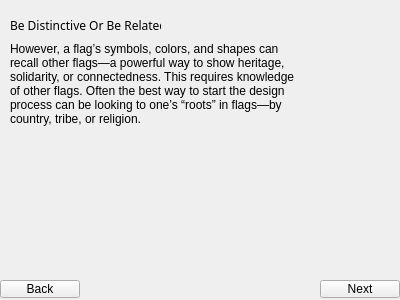
Before: the Qt Designer form bedistinctiveorrelatedlesson.ui in zxjorge/EDApp, drawn with Qt 5.
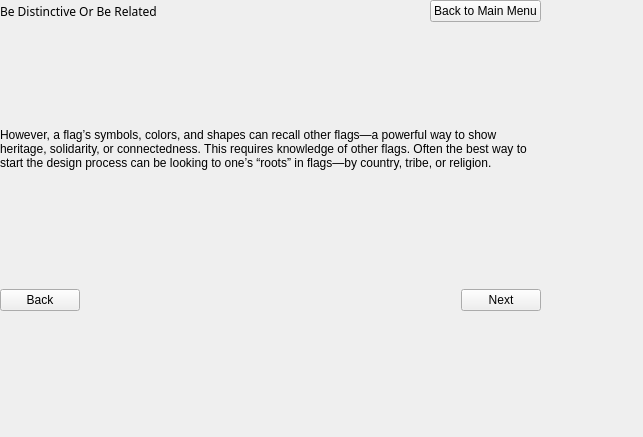
After: the same form once the commit is applied. The open tabs and pages were chosen to show the change.

Commit message: added functioning main menu

Diff of the .ui file:
```diff
--- a/bedistinctiveorrelatedlesson.ui
+++ b/bedistinctiveorrelatedlesson.ui
@@ -6,23 +6,30 @@
    <rect>
     <x>0</x>
     <y>0</y>
-    <width>400</width>
-    <height>300</height>
+    <width>643</width>
+    <height>437</height>
    </rect>
   </property>
   <property name="windowTitle">
    <string>StackedWidget</string>
   </property>
   <widget class="QWidget" name="page">
+   <widget class="QWidget" name="layoutWidget">
+    <property name="geometry">
+     <rect>
+      <x>10</x>
+      <y>10</y>
+      <width>601</width>
+      <height>391</height>
+     </rect>
+    </property>
+    <layout class="QVBoxLayout" name="verticalLayout_4">
+     <item>
+      <layout class="QVBoxLayout" name="verticalLayout">
+       <item>
+        <layout class="QHBoxLayout" name="horizontalLayout">
+         <item>
    <widget class="QLabel" name="label">
-    <property name="geometry">
-     <rect>
-      <x>10</x>
-      <y>10</y>
-      <width>151</width>
-      <height>31</height>
-     </rect>
-    </property>
     <property name="font">
      <font>
       <family>Stencil</family>
@@ -32,15 +39,31 @@
      <string>Be Distinctive Or Be Related</string>
     </property>
    </widget>
+         </item>
+         <item>
+          <spacer name="horizontalSpacer">
+           <property name="orientation">
+            <enum>Qt::Horizontal</enum>
+           </property>
+           <property name="sizeHint" stdset="0">
+            <size>
+             <width>40</width>
+             <height>20</height>
+            </size>
+           </property>
+          </spacer>
+         </item>
+         <item>
+          <widget class="QPushButton" name="mainMenu">
+           <property name="text">
+            <string>Back to Main Menu</string>
+           </property>
+          </widget>
+         </item>
+        </layout>
+       </item>
+       <item>
    <widget class="QLabel" name="label_2">
-    <property name="geometry">
-     <rect>
-      <x>10</x>
-      <y>50</y>
-      <width>291</width>
-      <height>101</height>
-     </rect>
-    </property>
     <property name="text">
      <string>When creating a flag, avoid duplicating other flags, but use similarities to show connections. This is perhaps the most difficult principle, but it is very important. Sometimes the good designs are already “taken”.</string>
     </property>
@@ -48,30 +71,87 @@
      <bool>true</bool>
     </property>
    </widget>
-   <widget class="QPushButton" name="nextButton_2">
-    <property name="geometry">
-     <rect>
-      <x>320</x>
-      <y>280</y>
-      <width>80</width>
-      <height>18</height>
-     </rect>
-    </property>
+       </item>
+       <item>
+        <layout class="QHBoxLayout" name="horizontalLayout_4">
+         <item>
+          <spacer name="horizontalSpacer_4">
+           <property name="orientation">
+            <enum>Qt::Horizontal</enum>
+           </property>
+           <property name="sizeHint" stdset="0">
+            <size>
+             <width>40</width>
+             <height>20</height>
+            </size>
+           </property>
+          </spacer>
+         </item>
+         <item>
+          <widget class="QPushButton" name="nextButton">
     <property name="text">
      <string>Next</string>
     </property>
+          </widget>
+         </item>
+        </layout>
+       </item>
+      </layout>
+     </item>
+    </layout>
    </widget>
   </widget>
   <widget class="QWidget" name="page_2">
-   <widget class="QLabel" name="label_3">
+   <widget class="QWidget" name="layoutWidget">
     <property name="geometry">
      <rect>
-      <x>10</x>
-      <y>40</y>
-      <width>291</width>
-      <height>101</height>
+      <x>0</x>
+      <y>0</y>
+      <width>541</width>
+      <height>311</height>
      </rect>
     </property>
+    <layout class="QVBoxLayout" name="verticalLayout_3">
+     <item>
+      <layout class="QVBoxLayout" name="verticalLayout_2">
+       <item>
+        <layout class="QHBoxLayout" name="horizontalLayout_2">
+         <item>
+          <widget class="QLabel" name="label_4">
+           <property name="font">
+            <font>
+             <family>Stencil</family>
+            </font>
+           </property>
+           <property name="text">
+            <string>Be Distinctive Or Be Related</string>
+           </property>
+          </widget>
+         </item>
+         <item>
+          <spacer name="horizontalSpacer_2">
+           <property name="orientation">
+            <enum>Qt::Horizontal</enum>
+           </property>
+           <property name="sizeHint" stdset="0">
+            <size>
+             <width>40</width>
+             <height>20</height>
+            </size>
+           </property>
+          </spacer>
+         </item>
+         <item>
+          <widget class="QPushButton" name="mainMenu_2">
+           <property name="text">
+            <string>Back to Main Menu</string>
+           </property>
+          </widget>
+         </item>
+        </layout>
+       </item>
+       <item>
+        <widget class="QLabel" name="label_5">
     <property name="text">
      <string>However, a flag’s symbols, colors, and shapes can recall other flags—a powerful way to show heritage, solidarity, or connectedness. This requires knowledge of other flags. Often the best way to start the design process can be looking to one’s “roots” in flags—by country, tribe, or religion. 
 </string>
@@ -80,49 +160,41 @@
      <bool>true</bool>
     </property>
    </widget>
-   <widget class="QLabel" name="label_4">
-    <property name="geometry">
-     <rect>
-      <x>10</x>
-      <y>10</y>
-      <width>151</width>
-      <height>31</height>
-     </rect>
-    </property>
-    <property name="font">
-     <font>
-      <family>Stencil</family>
-     </font>
-    </property>
-    <property name="text">
-     <string>Be Distinctive Or Be Related</string>
-    </property>
-   </widget>
+       </item>
+      </layout>
+     </item>
+     <item>
+      <layout class="QHBoxLayout" name="horizontalLayout_3">
+       <item>
    <widget class="QPushButton" name="backButton">
-    <property name="geometry">
-     <rect>
-      <x>0</x>
-      <y>280</y>
-      <width>80</width>
-      <height>18</height>
-     </rect>
-    </property>
     <property name="text">
      <string>Back</string>
     </property>
    </widget>
-   <widget class="QPushButton" name="nextButton">
-    <property name="geometry">
-     <rect>
-      <x>320</x>
-      <y>280</y>
-      <width>80</width>
-      <height>18</height>
-     </rect>
-    </property>
+       </item>
+       <item>
+        <spacer name="horizontalSpacer_3">
+         <property name="orientation">
+          <enum>Qt::Horizontal</enum>
+         </property>
+         <property name="sizeHint" stdset="0">
+          <size>
+           <width>40</width>
+           <height>20</height>
+          </size>
+         </property>
+        </spacer>
+       </item>
+       <item>
+        <widget class="QPushButton" name="nextButton_3">
     <property name="text">
      <string>Next</string>
     </property>
+        </widget>
+       </item>
+      </layout>
+     </item>
+    </layout>
    </widget>
   </widget>
  </widget>
```
Lines whose indentation alone changed are shown as unchanged. The commit also changes 20 other files.
